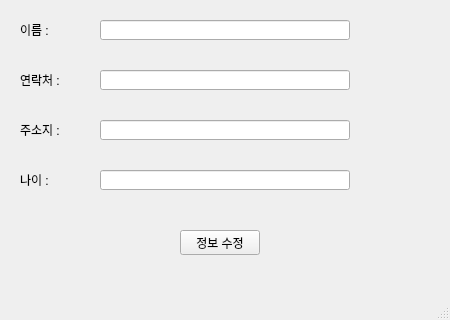
The window that UI/member_ui.ui (dlsrks-437/python_231109) describes before a commit, drawn with Qt 5; both pictures show x 0 to 450 and y 180 to 500 of the 450 by 500 pixel window.
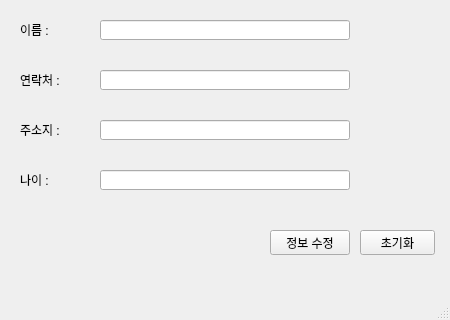
The same window after the commit.

Commit message: UI 업데이트

Diff of the .ui file:
```diff
--- a/UI/member_ui.ui
+++ b/UI/member_ui.ui
@@ -65,7 +65,7 @@
    <widget class="QPushButton" name="modify_btn">
     <property name="geometry">
      <rect>
-      <x>180</x>
+      <x>270</x>
       <y>410</y>
       <width>80</width>
       <height>25</height>
@@ -200,6 +200,19 @@
      <string>나이 :</string>
     </property>
    </widget>
+   <widget class="QPushButton" name="reset_btn">
+    <property name="geometry">
+     <rect>
+      <x>360</x>
+      <y>410</y>
+      <width>75</width>
+      <height>25</height>
+     </rect>
+    </property>
+    <property name="text">
+     <string>초기화</string>
+    </property>
+   </widget>
   </widget>
   <widget class="QMenuBar" name="menubar">
    <property name="geometry">
```
